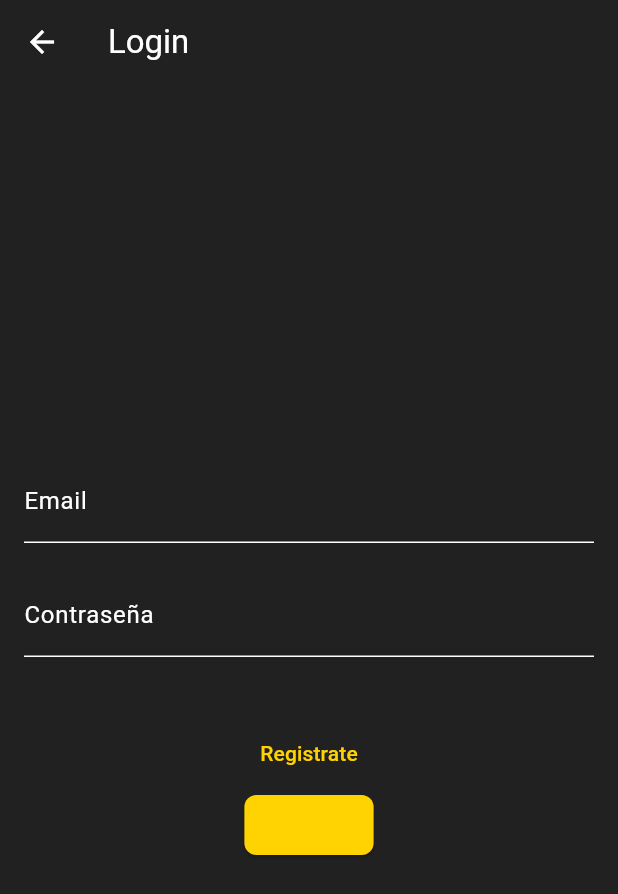
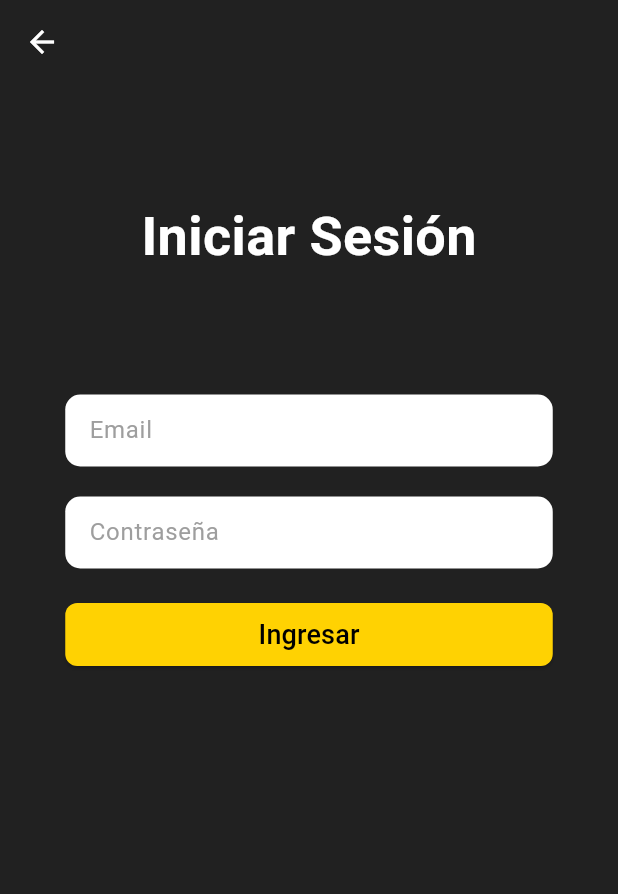
Before and after one commit to julianszw/GymForce, a Flutter app: the screen it shows after launch, after a tap on "Iniciar Sesión", on a phone screen of 412 x 824 dp. Shown: the top 894 px of the screen. Run offline on Flutter 3.47's test engine with Material 3 defaults, Android fonts, the phone set to English and light mode, and no system bars; our stand-ins replace cloud_firestore, firebase_auth, firebase_core, flutter_riverpod, go_router; accounts and stored records are empty.

Commit message:
Changed login inputs and button

```diff
--- a/lib/config/theme/custom_theme.dart
+++ b/lib/config/theme/custom_theme.dart
@@ -23,11 +23,23 @@ final ThemeData customTheme = ThemeData(
   // Personalizar los botones
   elevatedButtonTheme: ElevatedButtonThemeData(
     style: ElevatedButton.styleFrom(
-      backgroundColor: const Color(0xFFFFD202),
+      backgroundColor: const Color(0xFFFFD202), // Color de fondo
+      padding: const EdgeInsets.symmetric(vertical: 8), // Relleno
       shape: RoundedRectangleBorder(
-        borderRadius: BorderRadius.circular(8),
+        borderRadius: BorderRadius.circular(8), // Bordes redondeados
       ),
     ),
+  ),
+
+  inputDecorationTheme: InputDecorationTheme(
+    filled: true,
+    fillColor: Colors.white,
+    border: OutlineInputBorder(
+      borderRadius: BorderRadius.circular(10),
+      borderSide: BorderSide.none,
+    ),
+    hintStyle: const TextStyle(color: Colors.grey),
+    errorStyle: const TextStyle(color: Colors.red),
   ),
 
   // Definir estilo del texto
--- a/lib/presentation/screens/auth_screen.dart
+++ b/lib/presentation/screens/auth_screen.dart
@@ -47,13 +47,6 @@ class AuthScreen extends StatelessWidget {
                       onPressed: () {
                         context.push('/login');
                       },
-                      style: ElevatedButton.styleFrom(
-                        backgroundColor: Theme.of(context).colorScheme.primary,
-                        padding: const EdgeInsets.symmetric(vertical: 8),
-                        shape: RoundedRectangleBorder(
-                          borderRadius: BorderRadius.circular(8),
-                        ),
-                      ),
                       child: const Text(
                         'Iniciar Sesión',
                         style: TextStyle(
@@ -70,13 +63,6 @@ class AuthScreen extends StatelessWidget {
                       onPressed: () {
                         context.push('/register');
                       },
-                      style: ElevatedButton.styleFrom(
-                        backgroundColor: Theme.of(context).colorScheme.primary,
-                        padding: const EdgeInsets.symmetric(vertical: 8),
-                        shape: RoundedRectangleBorder(
-                          borderRadius: BorderRadius.circular(8),
-                        ),
-                      ),
                       child: const Text(
                         'Registrarse',
                         style: TextStyle(
--- a/lib/presentation/screens/login_screen.dart
+++ b/lib/presentation/screens/login_screen.dart
@@ -22,12 +22,19 @@ class _LoginScreenState extends ConsumerState<LoginScreen> {
   bool _isLoading = false;
   final AuthService _authService = AuthService();
 
+  bool _validateEmail(String email) {
+    final RegExp emailRegex = RegExp(
+      r'^[a-zA-Z0-9._%+-]+@[a-zA-Z0-9.-]+\.[a-zA-Z]{2,}$',
+    );
+    return emailRegex.hasMatch(email);
+  }
+
   Future<void> _login() async {
     final email = _emailController.text.trim();
     final password = _passwordController.text.trim();
 
     setState(() {
-      _isEmailValid = email.isNotEmpty;
+      _isEmailValid = _validateEmail(email);
       _isPasswordValid = password.isNotEmpty;
     });
 
@@ -72,9 +79,11 @@ class _LoginScreenState extends ConsumerState<LoginScreen> {
                 content: Text('No se encontraron datos del usuario')),
           );
         }
-      } on FirebaseAuthException catch (e) {
+      } on FirebaseAuthException {
         ScaffoldMessenger.of(context).showSnackBar(
-          SnackBar(content: Text('Error de autenticación: ${e.message}')),
+          const SnackBar(
+            content: Text('Error de autenticación: credenciales inválidas'),
+          ),
         );
       } finally {
         setState(() {
@@ -87,50 +96,69 @@ class _LoginScreenState extends ConsumerState<LoginScreen> {
   @override
   Widget build(BuildContext context) {
     return Scaffold(
-      appBar: AppBar(
-        title: const Text('Login'),
+      appBar: AppBar(),
+      body: Center(
+        child: Padding(
+          padding: const EdgeInsets.all(16.0),
+          child: SizedBox(
+            width: 325,
+            child: Column(
+              mainAxisAlignment: MainAxisAlignment.start,
+              children: [
+                const SizedBox(height: 60),
+                const Text(
+                  'Iniciar Sesión',
+                  style: TextStyle(
+                    color: Colors.white,
+                    fontSize: 36,
+                    fontWeight: FontWeight.bold,
                   ),
-      body: Padding(
-        padding: const EdgeInsets.all(16.0),
-        child: Column(
-          mainAxisAlignment: MainAxisAlignment.center,
-          children: [
-            // Input de email
+                ),
+                const SizedBox(height: 80),
                 TextField(
                   controller: _emailController,
+                  style: const TextStyle(
+                      fontSize: 16, height: 1, color: Colors.black),
                   keyboardType: TextInputType.emailAddress,
                   decoration: InputDecoration(
-                labelText: 'Email',
-                errorText:
-                    _isEmailValid ? null : 'Por favor, ingrese un email válido',
+                    hintText: 'Email',
+                    errorText: _isEmailValid
+                        ? null
+                        : 'Por favor, ingrese un email válido',
                   ),
                 ),
                 const SizedBox(height: 20),
-
-            // Input de contraseña
                 TextField(
                   controller: _passwordController,
                   obscureText: true,
+                  style: const TextStyle(
+                      fontSize: 16, height: 1, color: Colors.black),
                   decoration: InputDecoration(
-                labelText: 'Contraseña',
+                    hintText: 'Contraseña',
                     errorText: _isPasswordValid
                         ? null
                         : 'Por favor, ingrese su contraseña',
                   ),
                 ),
-            const SizedBox(height: 40),
-            TextButton(
-                onPressed: () {
-                  context.push('/register');
-                },
-                child: const Text('Registrate')),
+                const SizedBox(height: 20),
                 _isLoading
                     ? const CircularProgressIndicator()
-                : ElevatedButton(
+                    : SizedBox(
+                        width: double.infinity,
+                        child: ElevatedButton(
                           onPressed: _login,
-                    child: const Text('Entrar'),
+                          child: const Text(
+                            'Ingresar',
+                            style: TextStyle(
+                              color: Colors.black,
+                              fontSize: 18,
+                            ),
+                          ),
+                        ),
                       ),
               ],
+            ),
+          ),
         ),
       ),
     );
```
Lines whose indentation alone changed are shown as unchanged.
